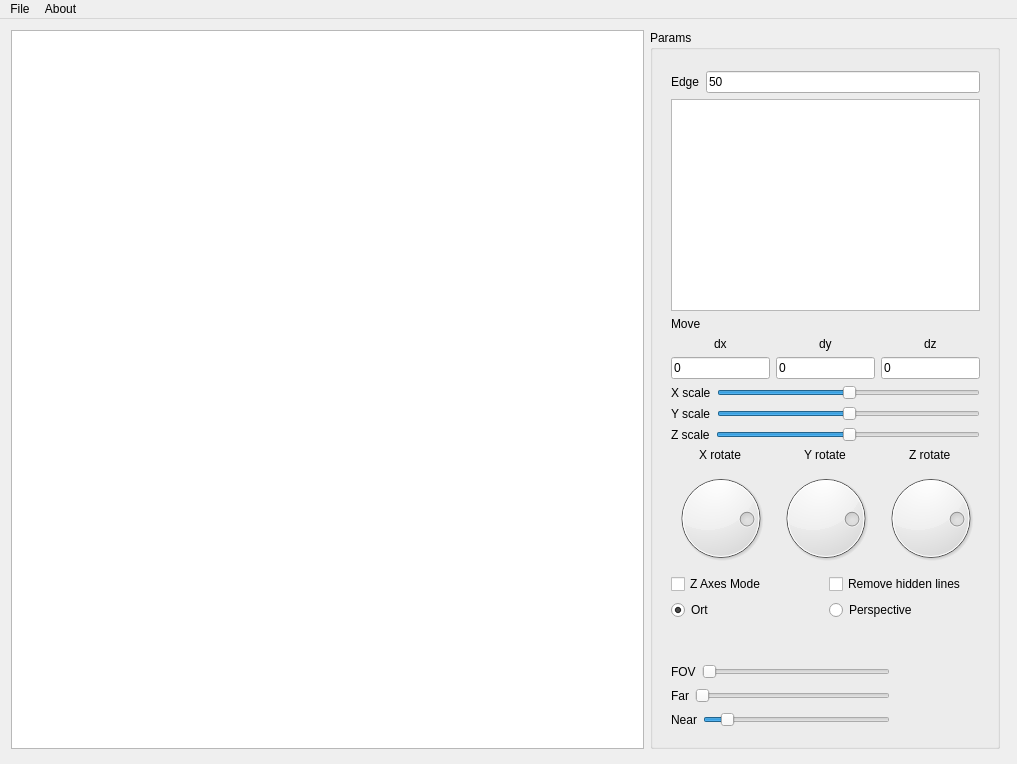
Above: Sem5_Roberts/mainwindow.ui from rbaygildin/learn-graphics before the change. Below: the same form after it.
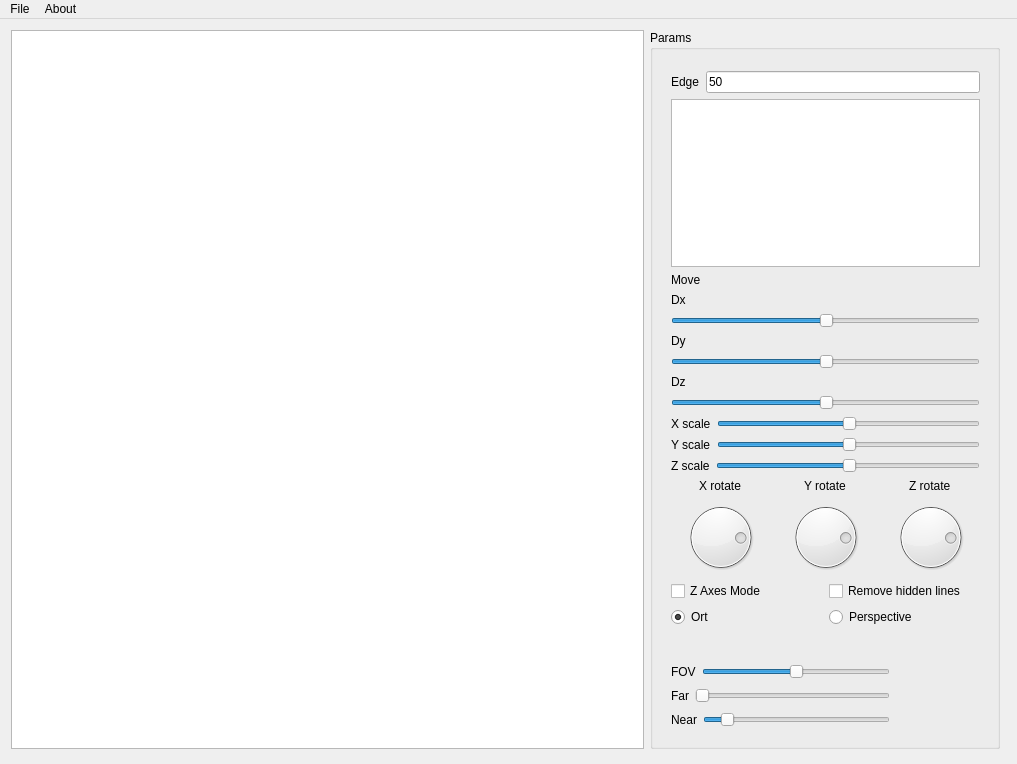
That is the form after the change.

```diff
--- a/Sem5_Roberts/mainwindow.ui
+++ b/Sem5_Roberts/mainwindow.ui
@@ -47,7 +47,7 @@
           <x>10</x>
           <y>30</y>
           <width>331</width>
-          <height>571</height>
+          <height>578</height>
          </rect>
         </property>
         <layout class="QVBoxLayout" name="verticalLayout">
@@ -82,62 +82,67 @@
             </widget>
            </item>
            <item>
-            <layout class="QHBoxLayout" name="horizontalLayout_3">
-             <item>
-              <layout class="QVBoxLayout" name="verticalLayout_7">
-               <item alignment="Qt::AlignHCenter">
-                <widget class="QLabel" name="label_7">
+            <widget class="QLabel" name="label_16">
                  <property name="text">
-                  <string>dx</string>
+              <string>Dx</string>
                  </property>
                 </widget>
                </item>
                <item>
-                <widget class="QLineEdit" name="dxInput">
-                 <property name="text">
-                  <string>0</string>
-                 </property>
-                </widget>
-               </item>
-              </layout>
-             </item>
+            <widget class="QSlider" name="dxInp">
+             <property name="value">
+              <number>50</number>
+             </property>
+             <property name="sliderPosition">
+              <number>50</number>
+             </property>
+             <property name="orientation">
+              <enum>Qt::Horizontal</enum>
+             </property>
+            </widget>
+           </item>
              <item>
-              <layout class="QVBoxLayout" name="verticalLayout_8">
-               <item alignment="Qt::AlignHCenter">
-                <widget class="QLabel" name="label_8">
+            <widget class="QLabel" name="label_17">
                  <property name="text">
-                  <string>dy</string>
+              <string>Dy</string>
                  </property>
                 </widget>
                </item>
                <item>
-                <widget class="QLineEdit" name="dyInput">
-                 <property name="text">
-                  <string>0</string>
-                 </property>
-                </widget>
-               </item>
-              </layout>
-             </item>
+            <widget class="QSlider" name="dyInp">
+             <property name="value">
+              <number>50</number>
+             </property>
+             <property name="sliderPosition">
+              <number>50</number>
+             </property>
+             <property name="orientation">
+              <enum>Qt::Horizontal</enum>
+             </property>
+            </widget>
+           </item>
              <item>
-              <layout class="QVBoxLayout" name="verticalLayout_9">
-               <item alignment="Qt::AlignHCenter">
-                <widget class="QLabel" name="label_9">
+            <widget class="QLabel" name="label_18">
                  <property name="text">
-                  <string>dz</string>
+              <string>Dz</string>
                  </property>
                 </widget>
                </item>
                <item>
-                <widget class="QLineEdit" name="dzInput">
-                 <property name="text">
-                  <string>0</string>
-                 </property>
-                </widget>
-               </item>
-              </layout>
-             </item>
-            </layout>
+            <widget class="QSlider" name="dzInp">
+             <property name="value">
+              <number>50</number>
+             </property>
+             <property name="sliderPosition">
+              <number>50</number>
+             </property>
+             <property name="orientation">
+              <enum>Qt::Horizontal</enum>
+             </property>
+            </widget>
+           </item>
+           <item>
+            <layout class="QHBoxLayout" name="horizontalLayout_3"/>
            </item>
           </layout>
          </item>
@@ -338,7 +343,7 @@
            <item>
             <widget class="QSlider" name="fovInp">
              <property name="value">
-              <number>0</number>
+              <number>50</number>
              </property>
              <property name="orientation">
               <enum>Qt::Horizontal</enum>
```
Lines whose indentation alone changed are shown as unchanged.
